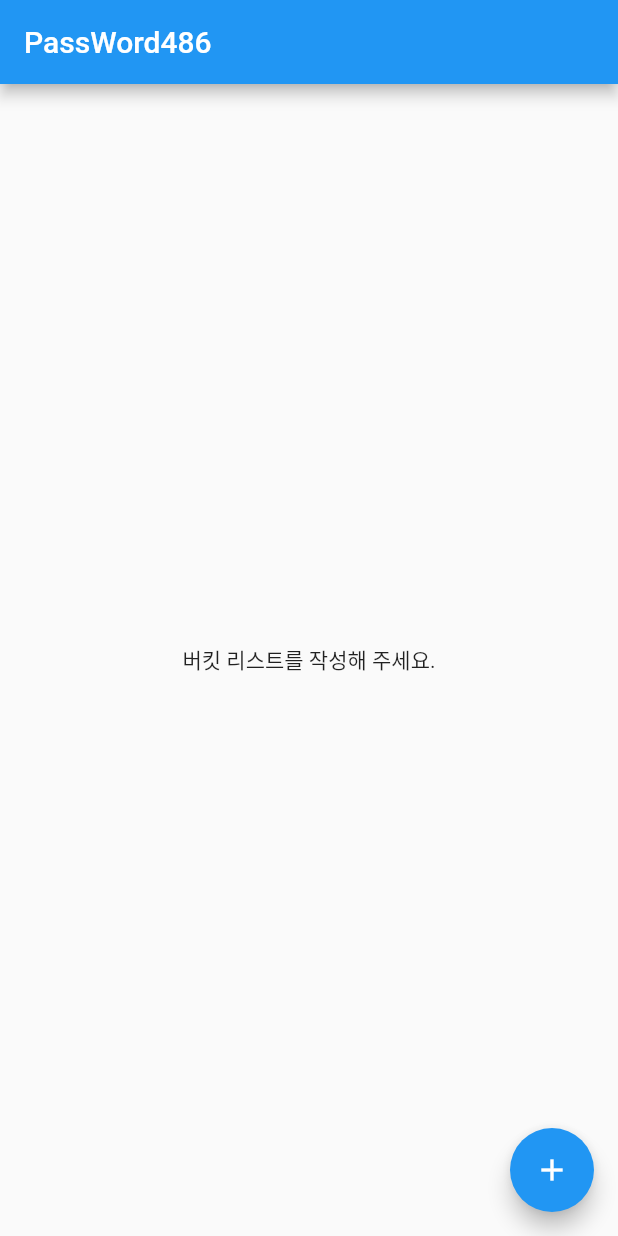
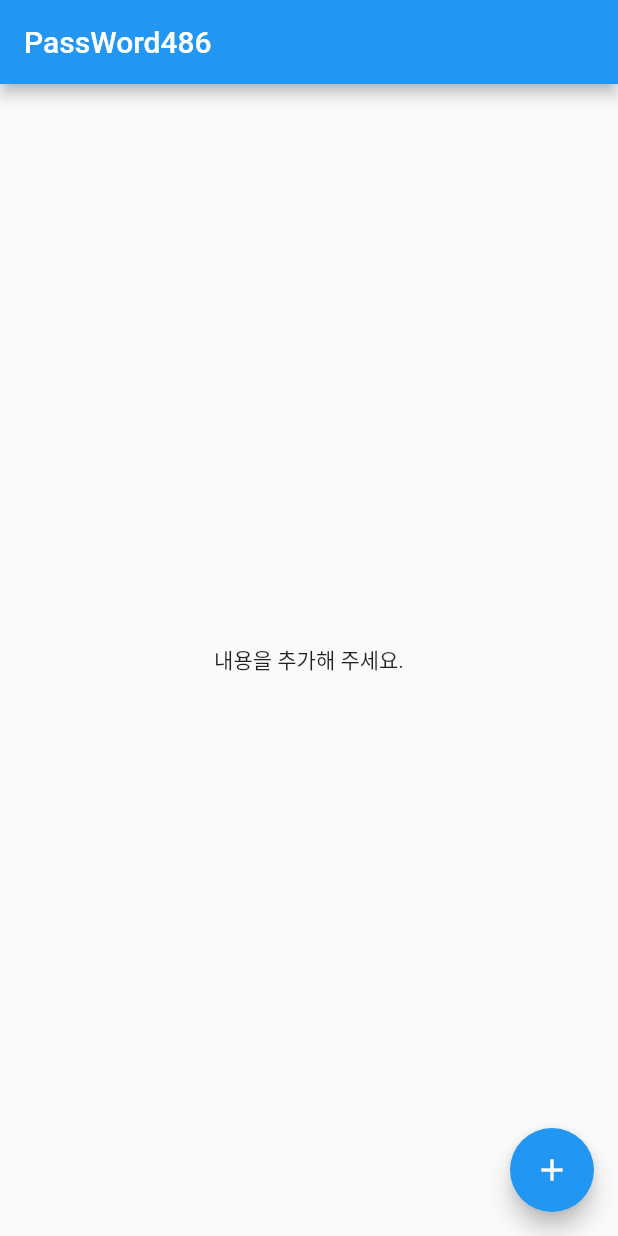
Before and after one commit to jeneelee/password486, a Flutter app: the screen it shows after launch, on a phone screen of 412 x 824 dp. Run offline on Flutter 3.47's test engine with Material 2 defaults, Android fonts, the light colour scheme and no system bars.

Commit message:
7 commit

```diff
--- a/lib/main.dart
+++ b/lib/main.dart
@@ -48,7 +48,7 @@ class _PassWord486State extends State<PassWord486> {
         title: Text("PassWord486"),
       ),
       body: bucketList.isEmpty
-          ? Center(child: Text("버킷 리스트를 작성해 주세요."))
+          ? Center(child: Text("내용을 추가해 주세요."))
           : ListView.builder(
               itemCount: bucketList.length, // bucketList 개수 만큼 보여주기
               itemBuilder: (context, index) {
```
